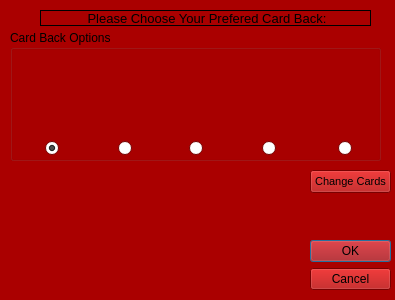
kiloecho78/CS4865, file CardGame/preferencespage.ui: the form before one commit.
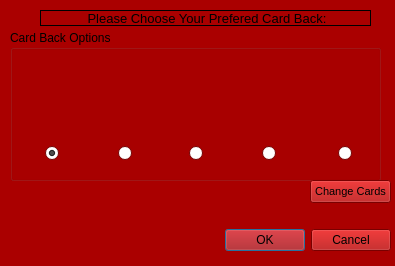
The form after the commit. Icons and pictures are not drawn.

What changed in the file:
```diff
--- a/CardGame/preferencespage.ui
+++ b/CardGame/preferencespage.ui
@@ -7,7 +7,7 @@
     <x>0</x>
     <y>0</y>
     <width>395</width>
-    <height>300</height>
+    <height>266</height>
    </rect>
   </property>
   <property name="palette">
@@ -431,14 +431,14 @@
   <widget class="QDialogButtonBox" name="buttonBox">
    <property name="geometry">
     <rect>
-     <x>310</x>
-     <y>240</y>
-     <width>81</width>
+     <x>150</x>
+     <y>210</y>
+     <width>241</width>
      <height>61</height>
     </rect>
    </property>
    <property name="orientation">
-    <enum>Qt::Vertical</enum>
+    <enum>Qt::Horizontal</enum>
    </property>
    <property name="standardButtons">
     <set>QDialogButtonBox::Cancel|QDialogButtonBox::Ok</set>
@@ -466,7 +466,7 @@
      <x>10</x>
      <y>30</y>
      <width>371</width>
-     <height>131</height>
+     <height>151</height>
     </rect>
    </property>
    <property name="title">
@@ -476,7 +476,7 @@
     <property name="geometry">
      <rect>
       <x>35</x>
-      <y>110</y>
+      <y>115</y>
       <width>16</width>
       <height>17</height>
      </rect>
@@ -495,7 +495,7 @@
     <property name="geometry">
      <rect>
       <x>5</x>
-      <y>12</y>
+      <y>17</y>
       <width>71</width>
       <height>96</height>
      </rect>
@@ -508,7 +508,7 @@
     <property name="geometry">
      <rect>
       <x>108</x>
-      <y>110</y>
+      <y>115</y>
       <width>16</width>
       <height>17</height>
      </rect>
@@ -524,7 +524,7 @@
     <property name="geometry">
      <rect>
       <x>179</x>
-      <y>110</y>
+      <y>115</y>
       <width>16</width>
       <height>17</height>
      </rect>
@@ -540,7 +540,7 @@
     <property name="geometry">
      <rect>
       <x>252</x>
-      <y>110</y>
+      <y>115</y>
       <width>16</width>
       <height>17</height>
      </rect>
@@ -556,7 +556,7 @@
     <property name="geometry">
      <rect>
       <x>328</x>
-      <y>110</y>
+      <y>115</y>
       <width>16</width>
       <height>17</height>
      </rect>
@@ -572,7 +572,7 @@
     <property name="geometry">
      <rect>
       <x>78</x>
-      <y>12</y>
+      <y>17</y>
       <width>71</width>
       <height>96</height>
      </rect>
@@ -585,7 +585,7 @@
     <property name="geometry">
      <rect>
       <x>151</x>
-      <y>12</y>
+      <y>17</y>
       <width>71</width>
       <height>96</height>
      </rect>
@@ -598,7 +598,7 @@
     <property name="geometry">
      <rect>
       <x>224</x>
-      <y>12</y>
+      <y>17</y>
       <width>71</width>
       <height>96</height>
      </rect>
@@ -611,7 +611,7 @@
     <property name="geometry">
      <rect>
       <x>297</x>
-      <y>12</y>
+      <y>17</y>
       <width>71</width>
       <height>96</height>
      </rect>
@@ -625,7 +625,7 @@
    <property name="geometry">
     <rect>
      <x>310</x>
-     <y>170</y>
+     <y>180</y>
      <width>81</width>
      <height>23</height>
     </rect>
```
